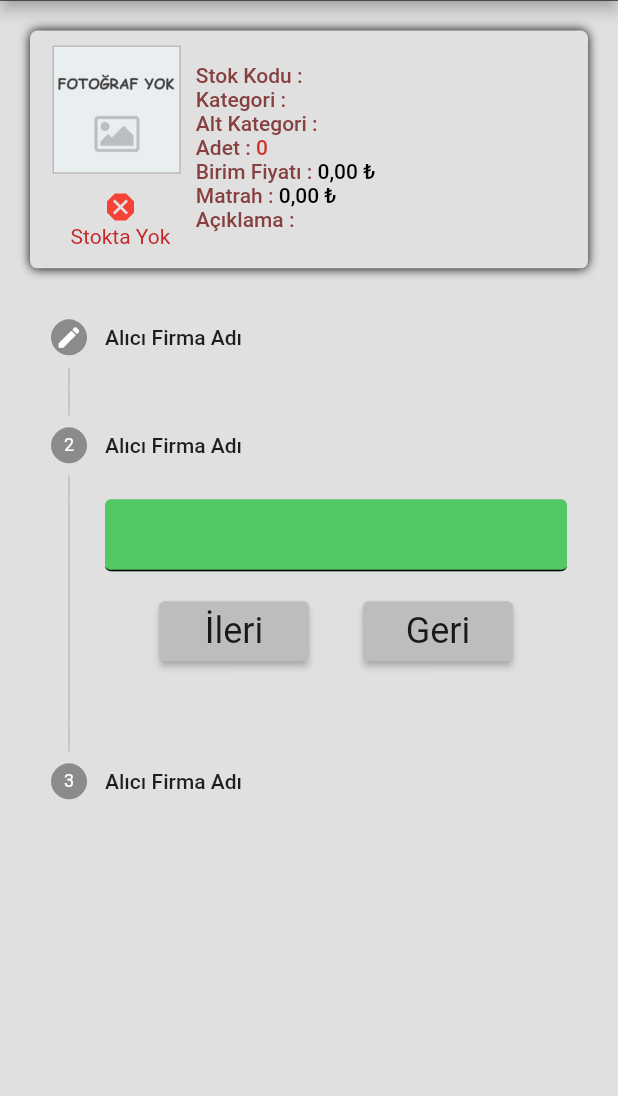
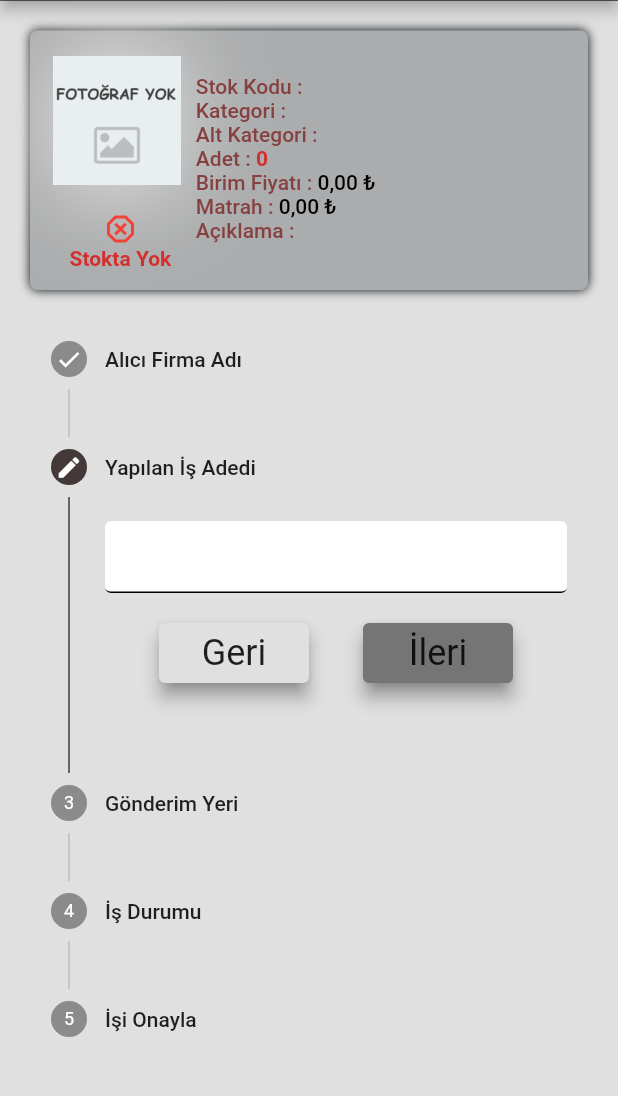
Before and after one commit to huseyindogan00/urun_takip_app, a Flutter app: the DoWorkView screen opened directly with empty values, after a tap on "İleri", on a phone screen of 412 x 824 dp, the part 97-1193 px from its top. Run offline on Flutter 3.47's test engine with Material 2 defaults, Android fonts, the phone set to English and light mode, and no system bars; our stand-ins replace cloud_firestore, firebase_core, firebase_storage, get_it, image_picker, lottie; accounts and stored records are empty.

Commit message:
doWorkView sayfası güncelleniyor

```diff
--- a/lib/ui/view/product/product_update_view.dart
+++ b/lib/ui/view/product/product_update_view.dart
@@ -51,19 +51,16 @@ class _ProductUpdateViewState extends State<ProductUpdateView> {
     _productModel = widget.productModel;
     _firstValueTotalPrice = true;
     _commentEditController = TextEditingController(text: _productModel.title);
-    _stockCodeEditController =
-        TextEditingController(text: _productModel.stockCode);
-    _stockPieceEditController = TextEditingController(
-        text: _productModel.stockPiece.toInt().toString());
+    _stockCodeEditController = TextEditingController(text: _productModel.stockCode);
+    _stockPieceEditController = TextEditingController(text: _productModel.stockPiece.toInt().toString());
     _unitPriceEditController = TextEditingController(
-      text: CurrencyFormatter.instance().moneyValueCheck(
-          _productModel.unitPrice.toString().convertFromDoubleToString()),
+      text:
+          CurrencyFormatter.instance().moneyValueCheck(_productModel.unitPrice.toString().convertFromDoubleToString()),
     );
     // KDV GİBİ sabit değerleri daha sonra uygulama başlarken veritabanından getireceğiz.
     // Ayarlar menüsünden bu gibi sabit değerlere müdahale edilmeyecek
     _totalPriceEditController = TextEditingController();
-    _photoPathEditController =
-        TextEditingController(text: _productModel.photoPath);
+    _photoPathEditController = TextEditingController(text: _productModel.photoPath);
     //_createDateEditController = TextEditingController(text: _productModel.createDate);
 
     _scrollController = ScrollController();
@@ -72,10 +69,8 @@ class _ProductUpdateViewState extends State<ProductUpdateView> {
     // SAYFA YÜKLENDİKTEN SONRA ATAMALARI YAP
     WidgetsBinding.instance.addPostFrameCallback((timeStamp) {
       _productViewModel = Provider.of<ProductViewModel>(context, listen: false);
-      _productViewModel.selectCategoryName =
-          _productModel.category.categoryName!;
-      _productViewModel.selectCategorySubName =
-          _productModel.category.categorySubName;
+      _productViewModel.selectCategoryName = _productModel.category.categoryName!;
+      _productViewModel.selectCategorySubName = _productModel.category.categorySubName;
     });
   }
 
@@ -148,10 +143,8 @@ class _ProductUpdateViewState extends State<ProductUpdateView> {
                   builder: (_, model, child) {
                     WidgetsBinding.instance.addPostFrameCallback((_) {
                       _totalPriceEditController.text = _firstValueTotalPrice
-                          ? CurrencyFormatter.instance().moneyValueCheck(
-                              _productModel.basePrice
-                                  .toString()
-                                  .convertFromDoubleToString())
+                          ? CurrencyFormatter.instance()
+                              .moneyValueCheck(_productModel.basePrice.toString().convertFromDoubleToString())
                           : model.totalPrice;
                     });
                     return CustomTextFormField(
@@ -201,8 +194,7 @@ class _ProductUpdateViewState extends State<ProductUpdateView> {
         controller: _stockCodeEditController,
         labelText: AppText.stokKodu,
         validator: (newValue) => Validation.generalValidation(newValue),
-        onSaved: (String? newValue) =>
-            _stockCodeEditController.text = newValue ?? '',
+        onSaved: (String? newValue) => _stockCodeEditController.text = newValue ?? '',
       ),
     );
   }
@@ -232,8 +224,7 @@ class _ProductUpdateViewState extends State<ProductUpdateView> {
           // sayfa ilk açıldığında veritabınındaki değeri aldıktan sonra burdaki değer false yapılır ve viewmodel üzerinden totalprice alınır
           _firstValueTotalPrice = false;
           // PROVIDER İLE NET TUTAR DEĞERİNİ GÜNCELLİYOR
-          _productViewModel.calculateBasePrice(
-              _unitPriceEditController.text, _stockPieceEditController.text);
+          _productViewModel.calculateBasePrice(_unitPriceEditController.text, _stockPieceEditController.text);
         },
         validator: (newValue) => Validation.generalValidation(newValue),
         onSaved: (newValue) => _stockPieceEditController.text = newValue ?? '',
@@ -255,17 +246,14 @@ class _ProductUpdateViewState extends State<ProductUpdateView> {
           // sayfa ilk açıldığında veritabınındaki değeri aldıktan sonra burdaki değer false yapılır ve viewmodel üzerinden totalprice alınır
           _firstValueTotalPrice = false;
           // Kullanıcının girdiği değeri TR para birimi formatına çevirir
-          _unitPriceEditController.text =
-              CurrencyFormatter.instance().moneyValueCheck(value);
+          _unitPriceEditController.text = CurrencyFormatter.instance().moneyValueCheck(value);
           //imleci satır sonuna getirme
-          _unitPriceEditController.selection = TextSelection.fromPosition(
-              TextPosition(offset: _unitPriceEditController.text.length));
+          _unitPriceEditController.selection =
+              TextSelection.fromPosition(TextPosition(offset: _unitPriceEditController.text.length));
           // PROVIDER İLE NET TUTAR DEĞERİNİ GÜNCELLİYOR
-          _productViewModel.calculateBasePrice(
-              _unitPriceEditController.text, _stockPieceEditController.text);
+          _productViewModel.calculateBasePrice(_unitPriceEditController.text, _stockPieceEditController.text);
         },
-        onSaved: (String? newValue) =>
-            _unitPriceEditController.text = newValue ?? '',
+        onSaved: (String? newValue) => _unitPriceEditController.text = newValue ?? '',
       ),
     );
   }
@@ -284,8 +272,7 @@ class _ProductUpdateViewState extends State<ProductUpdateView> {
   Consumer<ProductViewModel> _buildViewPhoto(BuildContext context) {
     return Consumer<ProductViewModel>(
       builder: (_, viewModel, child) {
-        return (_productModel.photoURL == null ||
-                    _productModel.photoURL!.isEmpty) &&
+        return (_productModel.photoURL == null || _productModel.photoURL!.isEmpty) &&
                 viewModel.productImageFilePath == null
             ? child!
             : SizedBox(
@@ -295,15 +282,22 @@ class _ProductUpdateViewState extends State<ProductUpdateView> {
                   child: Material(
                     child: InkWell(
                       onTap: () {
-                        if (_productModel.photoURL != null) {
+                        if (_productViewModel.productImageFilePath != null) {
                           Navigator.push(
                             context,
                             MaterialPageRoute(
-                              builder: (context) => ImageViewWidget(
-                                  imagePath: _productModel.photoURL!),
+                              builder: (context) =>
+                                  ImageViewWidget(imagePath: _productViewModel.productImageFilePath!.path),
                             ),
                           );
-                        } else {}
+                        } else if (_productModel.photoURL != null) {
+                          Navigator.push(
+                            context,
+                            MaterialPageRoute(
+                              builder: (context) => ImageViewWidget(imagePath: _productModel.photoURL!),
+                            ),
+                          );
+                        }
                       },
                       child: viewModel.productImageFilePath != null
                           ? Image(
@@ -393,8 +387,7 @@ class _ProductUpdateViewState extends State<ProductUpdateView> {
         if (_productViewModel.categoryModel.categoryName == null ||
             _productViewModel.categoryModel.categorySubName == null ||
             _productViewModel.categoryModel.categoryName == 'Tümü') {
-          await _productViewModel.showDialogCustom(
-              context, 'Kategori Seçiniz', 'Uyarı', 'Tamam');
+          await _productViewModel.showDialogCustom(context, 'Kategori Seçiniz', 'Uyarı', 'Tamam');
         } else {
           if (_formKey.currentState!.validate()) {
             _formKey.currentState!.save();
@@ -403,14 +396,10 @@ class _ProductUpdateViewState extends State<ProductUpdateView> {
               stockCode: _stockCodeEditController.text,
               title: _commentEditController.text,
               category: _productViewModel.categoryModel,
-              stockPiece:
-                  _stockPieceEditController.text.convertFromStringToDouble(),
-              unitPrice:
-                  _unitPriceEditController.text.convertFromStringToDouble(),
-              basePrice:
-                  _totalPriceEditController.text.convertFromStringToDouble(),
-              photoPath: _productViewModel.productImageFilePath?.path ??
-                  _productModel.photoPath,
+              stockPiece: _stockPieceEditController.text.convertFromStringToDouble(),
+              unitPrice: _unitPriceEditController.text.convertFromStringToDouble(),
+              basePrice: _totalPriceEditController.text.convertFromStringToDouble(),
+              photoPath: _productViewModel.productImageFilePath?.path ?? _productModel.photoPath,
               photoURL: _productModel.photoURL,
               stockEntryDate: DateTime.now(),
             );
@@ -418,10 +407,7 @@ class _ProductUpdateViewState extends State<ProductUpdateView> {
 
             if (mounted) {
               await _productViewModel.showDialogCustom(
-                  context,
-                  result! ? 'Güncelleme başarılı' : 'Güncelleme başarısız',
-                  'Bilgi',
-                  'Tamam');
+                  context, result! ? 'Güncelleme başarılı' : 'Güncelleme başarısız', 'Bilgi', 'Tamam');
 
               _productViewModel.totalPrice = '0,00';
               if (mounted) Navigator.pop(context);
@@ -446,9 +432,7 @@ class _ProductUpdateViewState extends State<ProductUpdateView> {
     bool? result = await _productViewModel.getPhotoFromGallery(context);
     if (mounted && (result == null || result)) {
       double end = _scrollController.position.maxScrollExtent;
-      _scrollController.animateTo(end,
-          duration: const Duration(milliseconds: 1000),
-          curve: Curves.easeInOut);
+      _scrollController.animateTo(end, duration: const Duration(milliseconds: 1000), curve: Curves.easeInOut);
       Navigator.pop(context);
     }
   }
@@ -457,9 +441,7 @@ class _ProductUpdateViewState extends State<ProductUpdateView> {
     bool? result = await _productViewModel.getPhotoFromCamera(context);
     if (mounted && (result == null || result)) {
       double end = _scrollController.position.maxScrollExtent;
-      _scrollController.animateTo(end,
-          duration: const Duration(milliseconds: 1000),
-          curve: Curves.easeInOut);
+      _scrollController.animateTo(end, duration: const Duration(milliseconds: 1000), curve: Curves.easeInOut);
       Navigator.pop(context);
     }
   }
--- a/lib/ui/view/work/do_work_view.dart
+++ b/lib/ui/view/work/do_work_view.dart
@@ -16,20 +16,35 @@ class DoWorkView extends StatefulWidget {
 
 class _DoWorkViewState extends State<DoWorkView> {
   late final ProductModel _productModel;
-  late TextEditingController _companyNameController;
+  late TextEditingController _companyNameController; //ALICI FİRMA ADI
+  late TextEditingController _productPieceController; // ÜRÜN ADEDİ
+  late TextEditingController _shippingPlaceController; // GÖNDERİM YERİ
+  late TextEditingController _workStateController; //İŞ DURUMU
+  late TextEditingController _totalPriceController; // TOPLAM NET TUTAR
   late TextStyle? titleStyle;
   late TextStyle? contentStyle;
 
   final _decoration = const BoxDecoration(
     borderRadius: BorderRadius.all(Radius.circular(5)),
-    color: Color.fromARGB(255, 225, 224, 224),
+    color: Color.fromARGB(255, 171, 172, 173),
     boxShadow: [BoxShadow(color: Color.fromARGB(255, 2, 8, 12), blurRadius: 5)],
   );
+  final stepDecoration = const InputDecoration(
+    filled: true,
+    fillColor: Colors.white,
+    contentPadding: EdgeInsets.all(5),
+  );
+
+  final _companyNameKey = GlobalKey<FormFieldState>();
+  final _productPieceKey = GlobalKey<FormFieldState>();
+  final _shippingPlaceKey = GlobalKey<FormFieldState>();
+  final _workStateKey = GlobalKey<FormFieldState>();
+  final _totalPriceKey = GlobalKey<FormFieldState>();
 
   final _containerMarginTopBottom = const EdgeInsets.all(10);
   bool isActive = false;
   int tapped = 0;
-  int currentStep = 0;
+  int currentIndex = 0;
 
   late Widget textStock;
   late Widget iconStock;
@@ -38,22 +53,37 @@ class _DoWorkViewState extends State<DoWorkView> {
   void initState() {
     super.initState();
     _companyNameController = TextEditingController();
+    _productPieceController = TextEditingController();
+    _shippingPlaceController = TextEditingController();
+    _workStateController = TextEditingController();
+    _totalPriceController = TextEditingController();
+
     _productModel = widget.productModel;
+
     textStock = _productModel.stockPiece > 0
-        ? Text('Stokta var', style: TextStyle(color: Colors.green.shade800))
-        : Text('Stokta Yok', style: TextStyle(color: Colors.red.shade800));
+        ? Text('Stokta var', style: TextStyle(color: Colors.green.shade700, fontWeight: FontWeight.bold))
+        : Text('Stokta Yok', style: TextStyle(color: Colors.red.shade700, fontWeight: FontWeight.bold));
     iconStock = _productModel.stockPiece > 0
-        ? const Icon(Icons.done, color: Colors.green)
-        : const Icon(Icons.dangerous, color: Colors.red);
+        ? Icon(Icons.done, color: Colors.green.shade800, size: 30)
+        : const Icon(Icons.dangerous_outlined, color: Colors.red);
+  }
+
+  @override
+  void dispose() {
+    // TODO: implement dispose
+    _companyNameController.dispose();
+    _productPieceController.dispose();
+    _shippingPlaceController.dispose();
+    _workStateController.dispose();
+    _totalPriceController.dispose();
+
+    super.dispose();
   }
 
   @override
   Widget build(BuildContext context) {
     titleStyle = Theme.of(context).textTheme.labelLarge!.copyWith(fontSize: 14);
-    contentStyle = Theme.of(context)
-        .textTheme
-        .labelLarge!
-        .copyWith(fontSize: 14, color: Colors.black);
+    contentStyle = Theme.of(context).textTheme.labelLarge!.copyWith(fontSize: 14, color: Colors.black);
     return Scaffold(
       appBar: CustomAppbarWidget(title: 'İş Yap'),
       body: Container(
@@ -74,52 +104,119 @@ class _DoWorkViewState extends State<DoWorkView> {
   Stepper buildStepper() {
     return Stepper(
       controlsBuilder: (context, _) {
+        if (currentIndex == 4) {
+          return Row(
+            mainAxisAlignment: MainAxisAlignment.spaceEvenly,
+            children: [
+              _buildBack(context),
+              Container(
+                width: 100,
+                height: 40,
+                child: ElevatedButton(
+                  style: ElevatedButton.styleFrom(backgroundColor: Colors.green),
+                  onPressed: () {},
+                  child: const Text('ONAY'),
+                ),
+              ),
+            ],
+          );
+        } else {
+          return Row(
+            mainAxisAlignment: MainAxisAlignment.spaceEvenly,
+            children: [
+              currentIndex == 0 ? const SizedBox() : _buildBack(context),
+              _buildForward(context),
+            ],
+          );
+        }
+      },
+      currentStep: currentIndex,
+      steps: [
+        _buildStep(0, 'Alıcı Firma Adı', _companyNameController, _companyNameKey),
+        _buildStep(1, 'Yapılan İş Adedi', _productPieceController, _productPieceKey),
+        _buildStep(2, 'Gönderim Yeri', _shippingPlaceController, _shippingPlaceKey),
+        _buildStep(3, 'İş Durumu', _workStateController, _workStateKey),
+        _buildConfirm(4, 'İşi Onayla'),
+      ],
+    );
+  }
+
+  Container _buildForward(BuildContext context) {
     return Container(
       margin: const EdgeInsets.symmetric(vertical: 20),
-          child: Row(
-            mainAxisAlignment: MainAxisAlignment.spaceEvenly,
-            children: [
-              Flexible(
-                child: Container(
       width: 100,
       height: 40,
       child: ElevatedButton(
         style: ElevatedButton.styleFrom(
-                        backgroundColor: Colors.grey.shade400),
+            backgroundColor: Colors.grey.shade600, shadowColor: Colors.grey.shade800, elevation: 5),
         onPressed: () {
           _buildStepController(StepEnum.CONTINUE);
         },
-                    child: Text('İleri',
-                        style: Theme.of(context).textTheme.headlineSmall),
+        child: Text('İleri', style: Theme.of(context).textTheme.headlineSmall),
       ),
-                ),
-              ),
-              Flexible(
-                child: Container(
+    );
+  }
+
+  Container _buildBack(BuildContext context) {
+    return Container(
+      margin: const EdgeInsets.symmetric(vertical: 20),
       width: 100,
       height: 40,
       child: ElevatedButton(
         style: ElevatedButton.styleFrom(
-                        backgroundColor: Colors.grey.shade400),
+            backgroundColor: Colors.grey.shade300, shadowColor: Colors.grey.shade900, elevation: 5),
         onPressed: () {
           _buildStepController(StepEnum.CANCEL);
         },
-                    child: Text('Geri',
-                        style: Theme.of(context).textTheme.headlineSmall),
-                  ),
-                ),
-              ),
-            ],
+        child: Text('Geri', style: Theme.of(context).textTheme.headlineSmall),
       ),
     );
-      },
-      onStepTapped: (value) => setState(() {
-        tapped = value;
-      }),
-      currentStep: currentStep,
-      elevation: 5,
-      steps: _buildStepList(),
+  }
+
+  Step _buildConfirm(int index, String title) {
+    return Step(
+      state: currentIndex == index ? StepState.complete : StepState.indexed,
+      isActive: currentIndex == index ? true : false,
+      title: Text(title),
+      content: const Text('data'),
     );
+  }
+
+  Step _buildStep(int index, String title, TextEditingController controller, GlobalKey key) {
+    return Step(
+      state: currentIndex == index
+          ? StepState.editing
+          : currentIndex > index
+              ? StepState.complete
+              : StepState.indexed,
+      isActive: currentIndex == index ? true : false,
+      title: Text(title),
+      content: TextFormField(
+        key: key,
+        controller: controller,
+        decoration: stepDecoration,
+      ),
+    );
+  }
+
+  _buildStepController(StepEnum whichStep) {
+    switch (whichStep) {
+      case StepEnum.CONTINUE:
+        setState(() {
+          if (currentIndex < 4) {
+            currentIndex++;
+          }
+        });
+        break;
+      case StepEnum.CANCEL:
+        setState(() {
+          if (currentIndex > 0) {
+            currentIndex--;
+          }
+        });
+
+        break;
+    }
   }
 
   Container _buildProductCard(BuildContext context) {
@@ -157,12 +254,13 @@ class _DoWorkViewState extends State<DoWorkView> {
 
   Container _buildImage(BuildContext context) {
     return Container(
+      height: 100,
       decoration: BoxDecoration(
-        border: Border.all(color: Colors.grey.shade400),
+        boxShadow: [BoxShadow(blurRadius: 50, color: Colors.grey.shade300)],
+        border: Border.all(color: Colors.grey.shade500, width: 0.01),
       ),
       margin: const EdgeInsets.only(left: 5, right: 10),
-      child:
-          _productModel.photoURL != null && _productModel.photoURL!.isNotEmpty
+      child: _productModel.photoURL != null && _productModel.photoURL!.isNotEmpty
           ? Image.network(
               _productModel.photoURL!,
               fit: BoxFit.fitWidth,
@@ -208,9 +306,9 @@ class _DoWorkViewState extends State<DoWorkView> {
             Text(
               _productModel.stockPiece.toInt().toString(),
               style: contentStyle!.copyWith(
-                  color: _productModel.stockPiece > 0
-                      ? Colors.green.shade700
-                      : Colors.red.shade700),
+                color: _productModel.stockPiece > 0 ? Colors.green.shade900 : Colors.red.shade700,
+                fontWeight: FontWeight.bold,
+              ),
             ),
           ],
         ),
@@ -233,56 +331,11 @@ class _DoWorkViewState extends State<DoWorkView> {
         Wrap(
           children: [
             Text(ProductStockStatusText.aciklama, style: titleStyle),
-            Text(_productModel.title,
-                style: contentStyle,
-                overflow: TextOverflow.ellipsis,
-                maxLines: 2),
+            Text(_productModel.title, style: contentStyle, overflow: TextOverflow.ellipsis, maxLines: 2),
           ],
         ),
       ],
     );
-  }
-
-  List<Step> _buildStepList() {
-    return [
-      Step(
-        state: StepState.editing,
-        isActive: isActive,
-        label: const Text('label adı'),
-        title: const Text('Alıcı Firma Adı'),
-        content: TextField(controller: _companyNameController),
-      ),
-      Step(
-        state: StepState.indexed,
-        isActive: isActive,
-        label: const Text('label adı'),
-        title: const Text('Alıcı Firma Adı'),
-        content: TextField(controller: _companyNameController),
-      ),
-      Step(
-        state: StepState.indexed,
-        isActive: isActive,
-        label: const Text('label adı'),
-        title: const Text('Alıcı Firma Adı'),
-        content: TextField(controller: _companyNameController),
-      ),
-    ];
-  }
-
-  _buildStepController(StepEnum whichStep) {
-    switch (whichStep) {
-      case StepEnum.CONTINUE:
-        setState(() {
-          currentStep++;
-        });
-        break;
-      case StepEnum.CANCEL:
-        setState(() {
-          currentStep--;
-        });
-
-        break;
-    }
   }
 }
 
```
Lines whose indentation alone changed are shown as unchanged.
